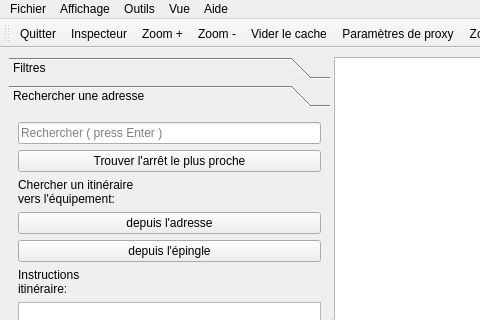
Qt form interface.ui (Fabien-B/Projet-Python) before a commit; both pictures show x 0 to 480 and y 0 to 320 of the 996 by 653 pixel window.
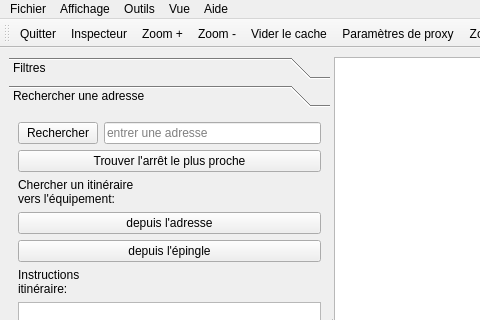
The same form after that commit. The open tabs and pages were chosen to show the change. Icons and pictures are not drawn. Custom widgets are drawn as their Qt base class.

Commit message: Remise du bouton rechercher à coter de la lineEdit adresse parce qu'on a tendance à appuyer sur rechercher l'arret le plus proche

What changed in the file:
```diff
--- a/interface.ui
+++ b/interface.ui
@@ -96,10 +96,17 @@
         <layout class="QVBoxLayout" name="verticalLayout_6">
          <item>
           <layout class="QHBoxLayout" name="horizontalLayout">
+           <item>
+            <widget class="QPushButton" name="pushButton_3">
+             <property name="text">
+              <string>Rechercher</string>
+             </property>
+            </widget>
+           </item>
            <item>
             <widget class="QLineEdit" name="lineEdit">
              <property name="placeholderText">
-              <string>Rechercher ( press Enter ) </string>
+              <string>entrer une adresse</string>
              </property>
             </widget>
            </item>
```
The commit also changes 2 other files.
